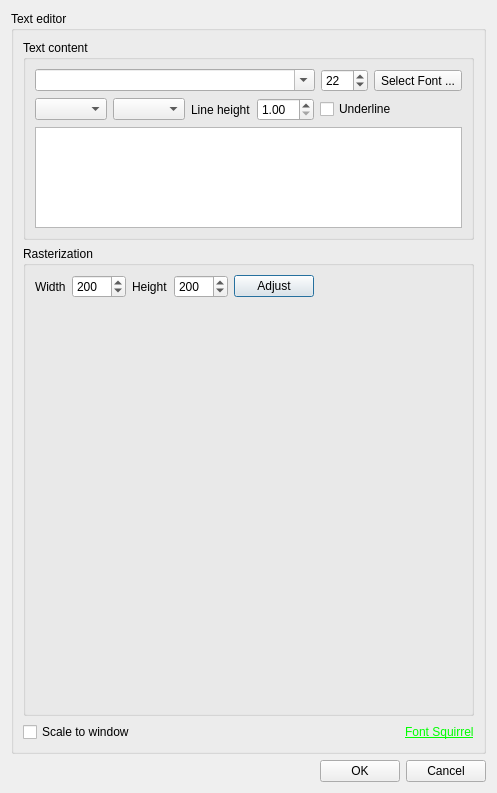
Old version of the form editor/gui/dlgtext.ui in the repository ensisoft/detonator.
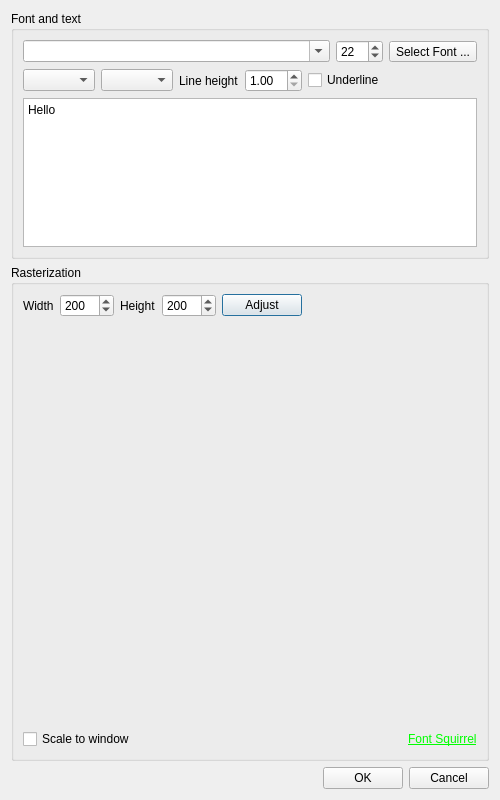
New version of the form. Icons and pictures are not drawn. Custom widgets are drawn as their Qt base class.

Commit message:
Refresh the text texture dialog UI
Refresh the text texture dialog UI. Remove exessive nesting.

Diff of the .ui file:
```diff
--- a/editor/gui/dlgtext.ui
+++ b/editor/gui/dlgtext.ui
@@ -6,8 +6,8 @@
    <rect>
     <x>0</x>
     <y>0</y>
-    <width>497</width>
-    <height>793</height>
+    <width>500</width>
+    <height>800</height>
    </rect>
   </property>
   <property name="windowTitle">
@@ -19,15 +19,9 @@
   </property>
   <layout class="QVBoxLayout" name="verticalLayout_4">
    <item>
-    <widget class="QGroupBox" name="groupBox">
-     <property name="title">
-      <string>Text editor</string>
-     </property>
-     <layout class="QVBoxLayout" name="verticalLayout_3">
-      <item>
        <widget class="QGroupBox" name="groupBox_3">
         <property name="title">
-         <string>Text content</string>
+      <string>Font and text</string>
         </property>
         <layout class="QVBoxLayout" name="verticalLayout">
          <item>
@@ -119,7 +113,11 @@
           </layout>
          </item>
          <item>
-          <widget class="QPlainTextEdit" name="text"/>
+       <widget class="QPlainTextEdit" name="text">
+        <property name="plainText">
+         <string>Hello</string>
+        </property>
+       </widget>
          </item>
         </layout>
        </widget>
@@ -208,9 +206,6 @@
              <height>400</height>
             </size>
            </property>
-          </widget>
-         </item>
-        </layout>
        </widget>
       </item>
       <item>
```
Lines whose indentation alone changed are shown as unchanged.
